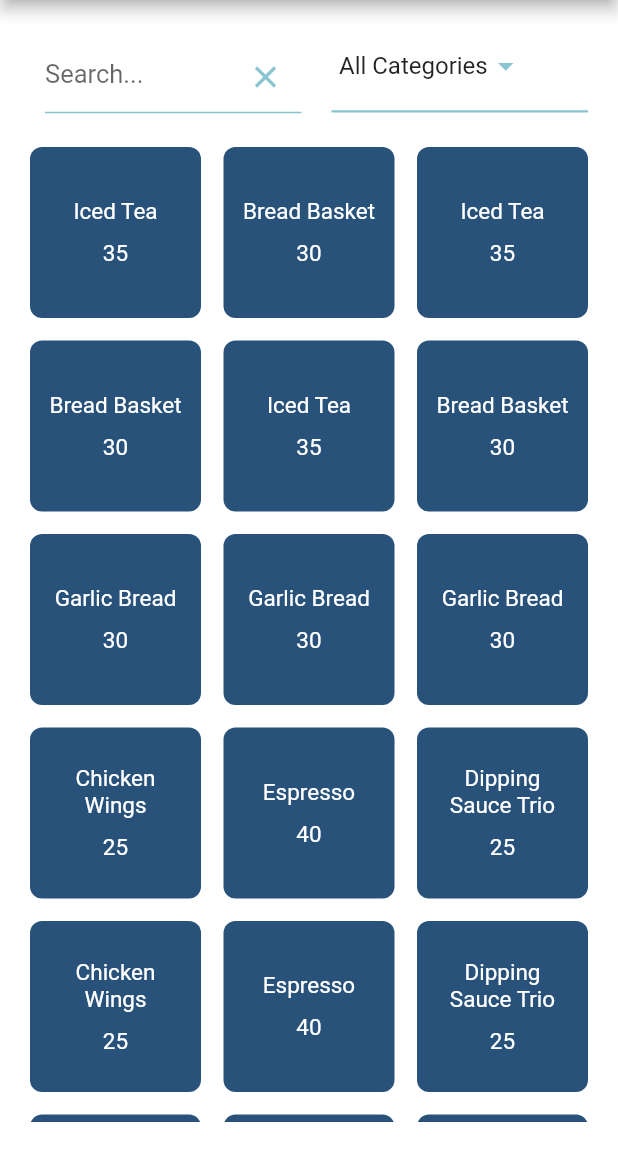
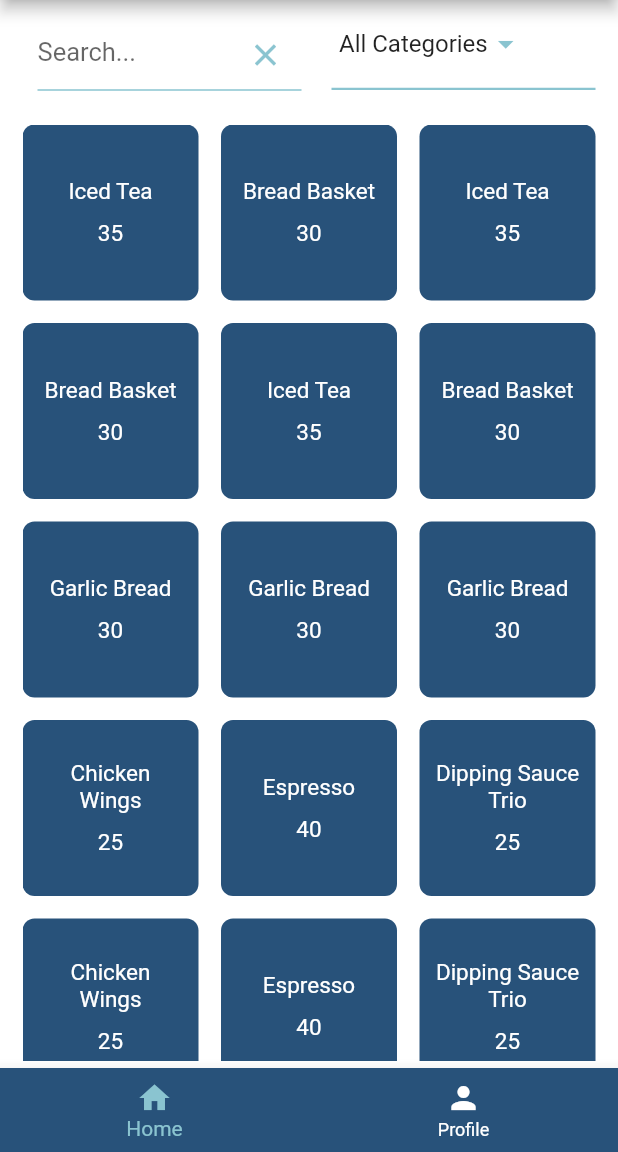
Before and after one commit to yanoojp/restaurant_talks, a Flutter app: the ItemIndexScreen screen opened by its route, on a phone screen of 412 x 824 dp, the part 84-1236 px from its top. Run offline on Flutter 3.47's test engine with Material 2 defaults, Android fonts, the phone set to English and light mode, and no system bars; our stand-ins replace flutter_riverpod, freezed_annotation, go_router, google_fonts.

Commit message:
create profile edit

```diff
--- a/lib/constants/variables.dart
+++ b/lib/constants/variables.dart
@@ -2,6 +2,7 @@ import 'package:flutter/material.dart';
 
 // Screen Titles
 const String appTitle = 'Restaurant Talks';
+const String editProfileScreen = 'Edit Profile';
 
 // Regexes
 const String emailRegexString = r"^[a-zA-Z0-9.]+@[a-zA-Z0-9]+\.[a-zA-Z]+";
@@ -35,13 +36,25 @@ const String okButton = 'OK';
 const String saveButton = 'Save';
 const String addCountButton = '+';
 const String subtractCounbtButton = '-';
+const String logoutButton = 'Logout';
+
+// Nav Bar
+const String homeNavBar = 'Home';
+const String profileNavBar = 'Profile';
+
+// Search Text Fields
+const String searchItemHintText = 'Search...';
 
 // Hint Texts
 const String emailHintText = 'Email';
 const String passwordHintText = 'Password';
 const String managerNameHintText = "Manager's Name";
 const String restaurantNameHintText = "Restaurant's Name";
-const String prefectureHintText = 'Prefecture';
+// const String prefectureHintText = 'Prefecture';
+
+// Screen Indexes
+const int itemIndexScreenIndex = 0;
+const int profileScreenIndex = 1;
 
 // Colors
 const Color darkBlue = Color(0xFF28527a);
--- a/lib/models/Iitems/item_model.dart
+++ b/lib/models/Iitems/item_model.dart
@@ -1,7 +1,6 @@
 import 'package:freezed_annotation/freezed_annotation.dart';
 
 part 'item_model.freezed.dart';
-part 'item_model.g.dart'; // for json_serializable
 
 @freezed
 class Item with _$Item {
@@ -13,6 +12,4 @@ class Item with _$Item {
     required DateTime createdAt,
     required DateTime updatedAt,
   }) = _Item;
-
-  factory Item.fromJson(Map<String, dynamic> json) => _$ItemFromJson(json);
 }
--- a/lib/models/users/login_model.dart
+++ b/lib/models/users/login_model.dart
@@ -1,7 +1,6 @@
 import 'package:freezed_annotation/freezed_annotation.dart';
 
 part 'login_model.freezed.dart';
-part 'login_model.g.dart';
 
 @freezed
 class User with _$User {
@@ -9,6 +8,4 @@ class User with _$User {
     required String email,
     required String password,
   }) = _User;
-
-  factory User.fromJson(Map<String, dynamic> json) => _$UserFromJson(json);
 }
--- a/lib/models/users/signup_model.dart
+++ b/lib/models/users/profile_model.dart
@@ -1,17 +1,14 @@
 import 'package:freezed_annotation/freezed_annotation.dart';
 
-part 'signup_model.freezed.dart';
-part 'signup_model.g.dart';
+part 'profile_model.freezed.dart';
 
 @freezed
-class Signup with _$Signup {
-  factory Signup({
+class Profile with _$Profile {
+  factory Profile({
     required String email,
     required String password,
     required String managerName,
     required String restaurantName,
     // required String prefecture,
-  }) = _Signup;
-
-  factory Signup.fromJson(Map<String, dynamic> json) => _$SignupFromJson(json);
+  }) = _Profile;
 }
--- a/lib/views/screens/items/item_index_screen.dart
+++ b/lib/views/screens/items/item_index_screen.dart
@@ -1,11 +1,12 @@
 import 'package:flutter/material.dart';
 import 'package:flutter_riverpod/flutter_riverpod.dart';
+import 'package:restaurant_talks/constants/simulation_datas.dart';
+import 'package:restaurant_talks/constants/variables.dart';
 import 'package:restaurant_talks/utils/functions.dart';
-import 'package:restaurant_talks/views/widgets/base/app_bar.dart';
-import '../../../constants/simulation_datas.dart';
-import '../../../constants/variables.dart';
-import '../../../view_model/items/item_index_view_model.dart';
-import '../../widgets/items/item_tile.dart';
+import 'package:restaurant_talks/view_model/items/item_index_view_model.dart';
+import 'package:restaurant_talks/views/widgets/custom_app_bar.dart';
+import 'package:restaurant_talks/views/widgets/custom_bottom_nav_bar.dart';
+import 'package:restaurant_talks/views/widgets/items/item_tile.dart';
 import 'item_form_screen.dart';
 
 class ItemIndexScreen extends ConsumerWidget {
@@ -21,8 +22,11 @@ class ItemIndexScreen extends ConsumerWidget {
       },
       child: Scaffold(
         appBar: const CustomAppBar(),
+        bottomNavigationBar: const CustomBottomNavBar(
+          currentIndex: itemIndexScreenIndex,
+        ),
         body: Padding(
-          padding: const EdgeInsets.all(20.0),
+          padding: const EdgeInsets.symmetric(horizontal: 15, vertical: 5),
           child: Column(
             children: [
               Row(
@@ -43,8 +47,8 @@ class ItemIndexScreen extends ConsumerWidget {
                       child: TextField(
                         controller: itemState.searchController,
                         decoration: InputDecoration(
-                          hintText: "Search...",
-                          hintStyle: TextStyle(fontSize: 17),
+                          hintText: searchItemHintText,
+                          hintStyle: const TextStyle(fontSize: 17),
                           suffixIcon: IconButton(
                             icon: const Icon(Icons.clear, color: lightBlue),
                             onPressed: () {
@@ -80,7 +84,8 @@ class ItemIndexScreen extends ConsumerWidget {
                             ),
                           );
                         }).toList(),
-                        icon: const Icon(Icons.arrow_drop_down, color: lightBlue),
+                        icon:
+                            const Icon(Icons.arrow_drop_down, color: lightBlue),
                         underline: Container(
                           height: 1.5,
                           color: lightBlue,
--- a/lib/views/widgets/base/app_bar.dart
+++ b/lib/views/widgets/custom_app_bar.dart
@@ -1,6 +1,6 @@
 import 'package:flutter/material.dart';
-import '../../../constants/variables.dart';
-import 'logo.dart';
+import '../../constants/variables.dart';
+import 'base/logo.dart';
 
 class CustomAppBar extends StatelessWidget implements PreferredSizeWidget {
 
--- /dev/null
+++ b/lib/views/widgets/custom_bottom_nav_bar.dart
@@ -0,0 +1,45 @@
+import 'package:flutter/material.dart';
+import 'package:restaurant_talks/constants/variables.dart';
+import 'package:restaurant_talks/utils/functions.dart';
+import 'package:restaurant_talks/views/screens/items/item_index_screen.dart';
+import 'package:restaurant_talks/views/screens/users/profile_screen.dart';
+
+class CustomBottomNavBar extends StatefulWidget {
+  final int currentIndex;
+
+  const CustomBottomNavBar({
+    Key? key,
+    required this.currentIndex,
+  }) : super(key: key);
+
+  @override
+  _CustomBottomNavBarState createState() => _CustomBottomNavBarState();
+}
+
+class _CustomBottomNavBarState extends State<CustomBottomNavBar> {
+  @override
+  Widget build(BuildContext context) {
+    return BottomNavigationBar(
+        backgroundColor: darkBlue,
+        selectedItemColor: lightBlue,
+        unselectedItemColor: whiteColor,
+        currentIndex: widget.currentIndex,
+        items: const [
+          BottomNavigationBarItem(
+            icon: Icon(Icons.home),
+            label: homeNavBar,
+          ),
+          BottomNavigationBarItem(
+            icon: Icon(Icons.person),
+            label: profileNavBar,
+          ),
+        ],
+        onTap: (index) {
+          if (index == 0) {
+            screenNavigationFunction(context, const ItemIndexScreen());
+          } else if (index == 1) {
+            screenNavigationFunction(context, const ProfileScreen());
+          }
+        });
+  }
+}
```
Also changed, not shown: lib/view_model/users/profile_view_model.dart (renamed from lib/view_model/users/signup_view_model.dart, +15 -15 lines), lib/views/screens/users/profile_screen.dart (added, +73 -0 lines), lib/views/screens/users/signup_screen.dart (+11 -12 lines), lib/views/widgets/base/button_with_underline.dart (+7 -3 lines), lib/models/Iitems/item_model.freezed.dart, lib/models/Iitems/item_model.g.dart (deleted), lib/models/users/login_model.freezed.dart, lib/models/users/login_model.g.dart (deleted), lib/models/users/profile_model.freezed.dart, lib/models/users/signup_model.g.dart (deleted), lib/view_model/users/profile_view_model.freezed.dart.
